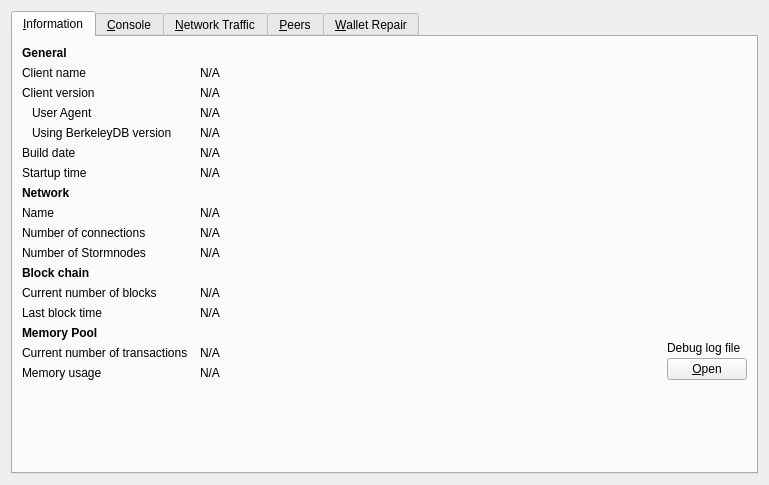
Before: the Qt Designer form src/qt/forms/rpcconsole.ui in duality-solutions/Dynamic, drawn with Qt 5.
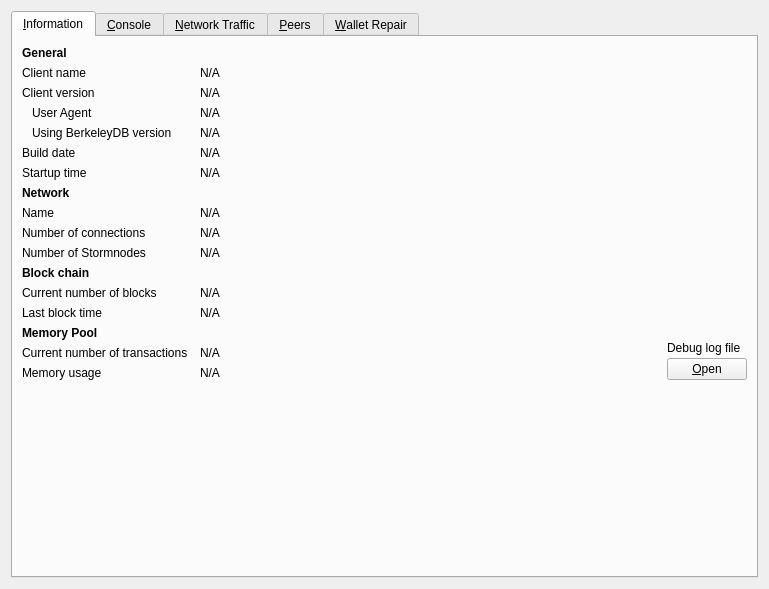
After: the same form once the commit is applied. Icons and pictures are not drawn. Custom widgets are drawn as their Qt base class.

Commit message: Left-Align Tabs

The edit to the form file:
```diff
--- a/src/qt/forms/rpcconsole.ui
+++ b/src/qt/forms/rpcconsole.ui
@@ -7,7 +7,7 @@
     <x>0</x>
     <y>0</y>
     <width>769</width>
-    <height>485</height>
+    <height>589</height>
    </rect>
   </property>
   <property name="windowTitle">
@@ -16,6 +16,10 @@
   <layout class="QVBoxLayout" name="verticalLayout_2">
    <item>
     <widget class="QTabWidget" name="tabWidget">
+     <property name="styleSheet">
+      <string notr="true">QTabWidget:tab-bar { alignment: left }
+QTabBar { alignment: left; }</string>
+     </property>
      <property name="currentIndex">
       <number>0</number>
      </property>
```
Lines whose indentation alone changed are shown as unchanged. The commit also changes 2 other files.
